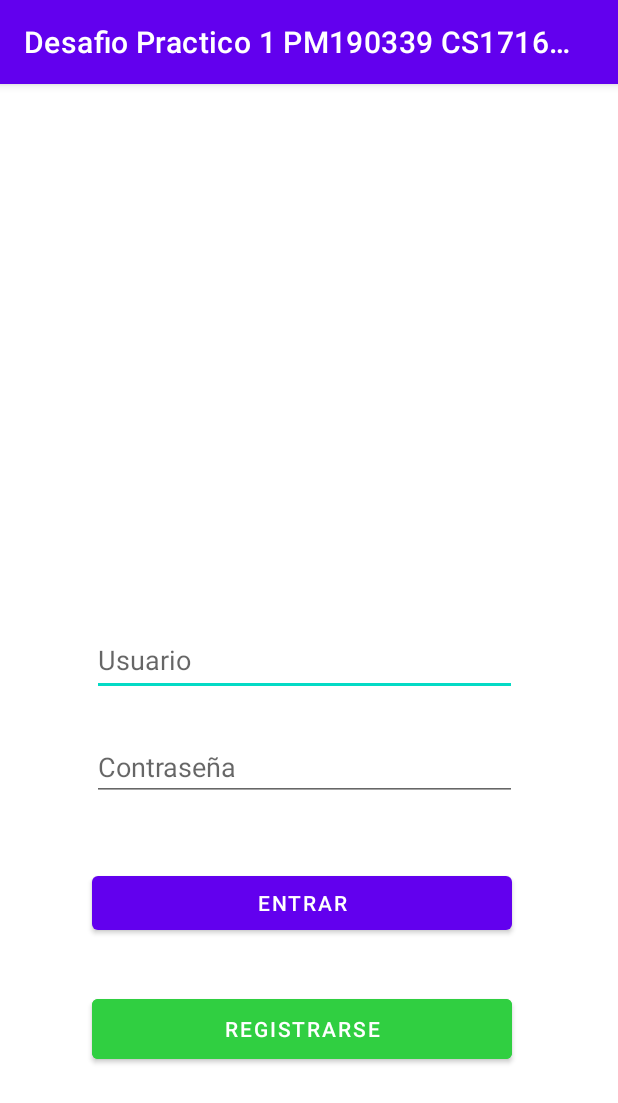
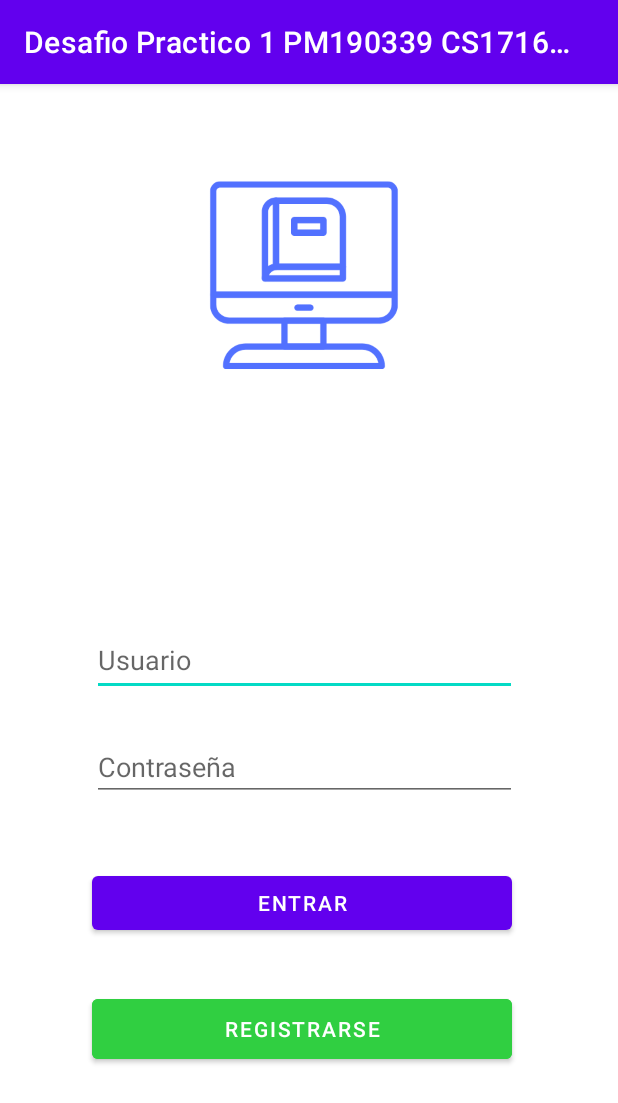
Before and after one commit to luisedu99/Desafio_Practico1_PM190339_CS171609, an Android app: the screen it shows after launch (MainActivity), on a phone screen of 412 x 824 dp. Shown: the top 1103 px of the screen. Run offline under Robolectric (Android 15) with nearby library versions, the phone set to English and light mode, and no system bars.

Commit message:
Agregando logo a login

```diff
--- a/app/src/main/res/layout/activity_main.xml
+++ b/app/src/main/res/layout/activity_main.xml
@@ -58,4 +58,20 @@
         app:layout_constraintHorizontal_bias="0.0"
         app:layout_constraintStart_toStartOf="@+id/btnEntrar" />
 
+    <LinearLayout
+        android:layout_width="253dp"
+        android:layout_height="205dp"
+        android:layout_marginStart="76dp"
+        android:layout_marginTop="36dp"
+        android:orientation="vertical"
+        app:layout_constraintStart_toStartOf="parent"
+        app:layout_constraintTop_toTopOf="parent">
+
+        <ImageView
+            android:id="@+id/imageView"
+            android:layout_width="match_parent"
+            android:layout_height="wrap_content"
+            app:srcCompat="@drawable/ic_logotipo" />
+    </LinearLayout>
+
 </androidx.constraintlayout.widget.ConstraintLayout>
```
Also changed, not shown: app/src/main/res/drawable-v24/ic_logo.png (deleted), app/src/main/res/drawable/ic_logotipo.png (added).
